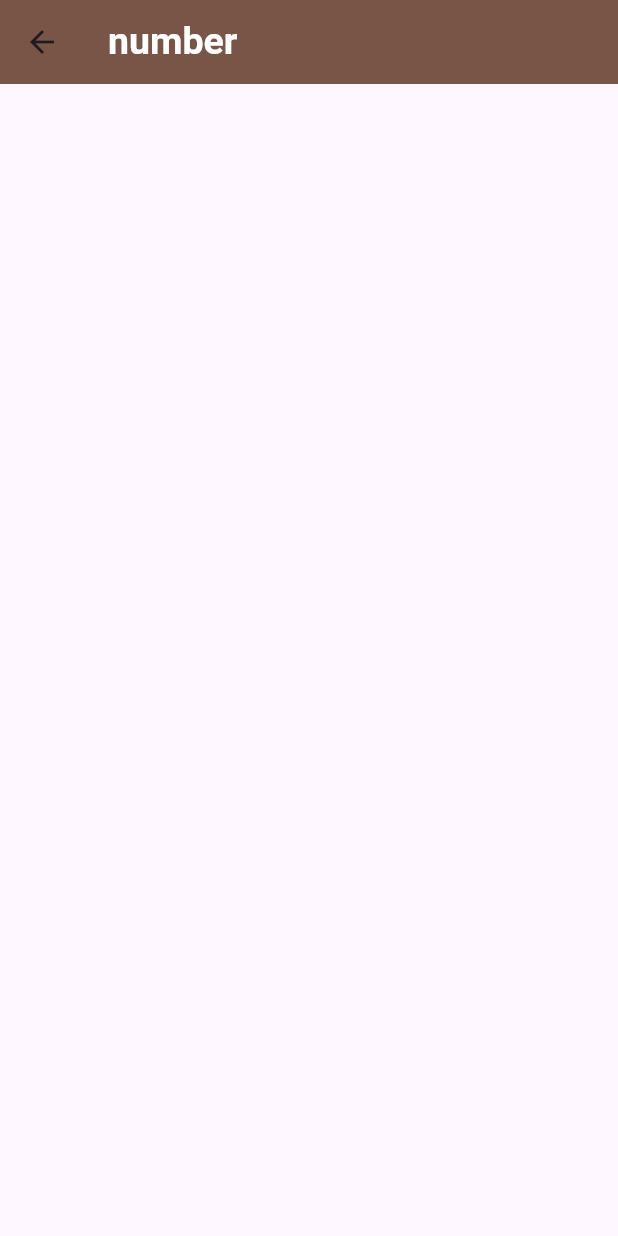
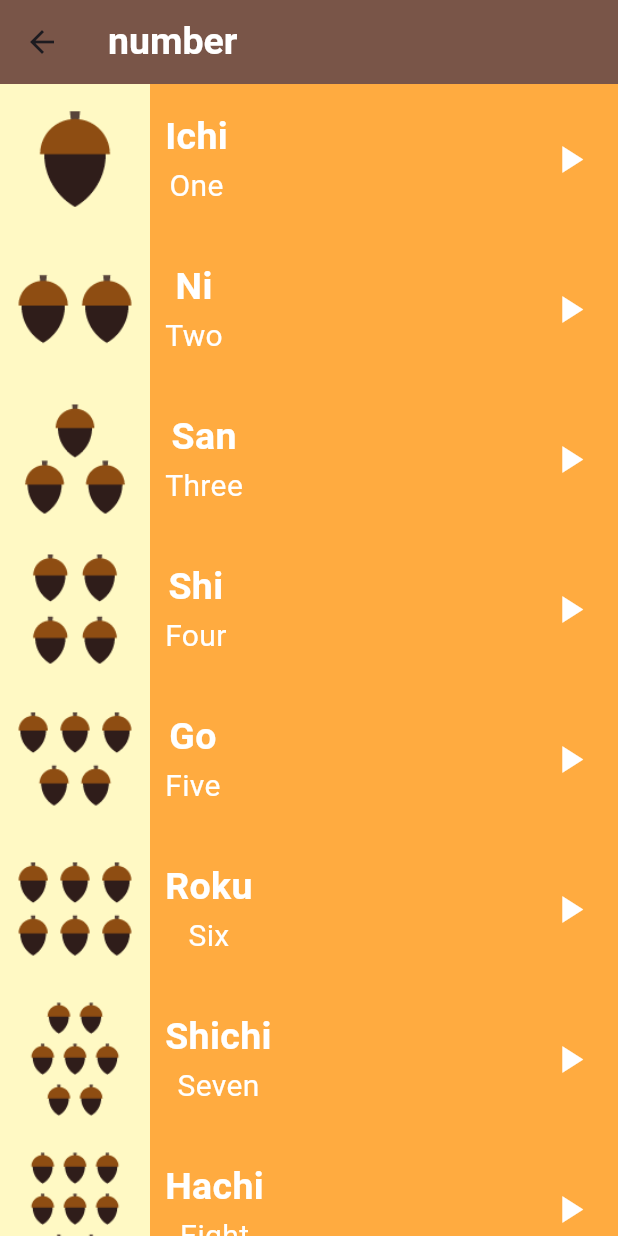
Before and after one commit to hamza-alshami/flutter_test, a Flutter app: the NumberPage screen opened directly, on a phone screen of 412 x 824 dp. Run offline on Flutter 3.47's test engine with Material 3 defaults, Android fonts, the phone set to English and light mode, and no system bars; our stand-ins replace audioplayers.

Commit message:
adding voice for numbers

```diff
--- a/lib/components/item.dart
+++ b/lib/components/item.dart
@@ -1,10 +1,12 @@
+import 'package:audioplayers/audioplayers.dart';
 import 'package:flutter/material.dart';
 import 'package:language_app_basic/models/number_model.dart';
 
 class Item extends StatelessWidget {
-  const Item({super.key,required this.number});
+  const Item({super.key, required this.number});
 
   final Number number;
+
 
   @override
   Widget build(BuildContext context) {
@@ -15,9 +17,7 @@ class Item extends StatelessWidget {
         children: [
           Container(
             color: Colors.yellow.shade100,
-                  child: Image.asset(
-                    number.img,
-                  ),
+            child: Image.asset(number.img),
           ),
           Padding(padding: EdgeInsets.only(left: 10)),
           Column(
@@ -44,10 +44,15 @@ class Item extends StatelessWidget {
 
           Padding(
             padding: const EdgeInsets.only(right: 8),
-                  child: Icon(
+            child: IconButton(
+              onPressed: () {
+                  number.playSound();
+              },
+              icon: const Icon(
                 Icons.play_arrow,
                 color: Colors.white,
                 size: 30,
+              ),
             ),
           ),
         ],
--- a/lib/main.dart
+++ b/lib/main.dart
@@ -8,6 +8,7 @@ void main() {
 class LanguageApp extends StatelessWidget {
   const LanguageApp({super.key});
 
+
   @override
   Widget build(BuildContext context) {
     return MaterialApp(
--- a/lib/models/number_model.dart
+++ b/lib/models/number_model.dart
@@ -1,8 +1,19 @@
+import 'package:audioplayers/audioplayers.dart';
+
 class Number {
   final String img;
   final String jpName;
   final String enName;
+  final String audio;
 
-
-  const Number({required this.img, required this.jpName, required this.enName});
+  const Number({
+    required this.img,
+    required this.jpName,
+    required this.enName,
+    required this.audio,
+  });
+  playSound() {
+    final player = AudioPlayer();
+    player.play(AssetSource(audio));
+  }
 }
--- a/lib/screens/number_page.dart
+++ b/lib/screens/number_page.dart
@@ -1,7 +1,71 @@
 import 'package:flutter/material.dart';
+import 'package:language_app_basic/components/item.dart';
+import 'package:language_app_basic/models/number_model.dart';
 
 class NumberPage extends StatelessWidget {
   const NumberPage({super.key});
+  final List<Number> numbers = const [
+    Number(
+      img: "assets/images/numbers/number_one.png",
+      jpName: "Ichi",
+      enName: "One",
+      audio: "sounds/numbers/number_one_sound.mp3",
+    ),
+    Number(
+      img: "assets/images/numbers/number_two.png",
+      jpName: "Ni",
+      enName: "Two",
+      audio: "sounds/numbers/number_two_sound.mp3",
+    ),
+    Number(
+      img: "assets/images/numbers/number_three.png",
+      jpName: "San",
+      enName: "Three",
+      audio: "sounds/numbers/number_three_sound.mp3",
+    ),
+    Number(
+      img: "assets/images/numbers/number_four.png",
+      jpName: "Shi",
+      enName: "Four",
+      audio: "sounds/numbers/number_four_sound.mp3",
+    ),
+    Number(
+      img: "assets/images/numbers/number_five.png",
+      jpName: "Go",
+      enName: "Five",
+      audio: "sounds/numbers/number_five_sound.mp3",
+    ),
+    Number(
+      img: "assets/images/numbers/number_six.png",
+      jpName: "Roku",
+      enName: "Six",
+      audio: "sounds/numbers/number_six_sound.mp3",
+    ),
+    Number(
+      img: "assets/images/numbers/number_seven.png",
+      jpName: "Shichi",
+      enName: "Seven",
+      audio: "sounds/numbers/number_seven_sound.mp3",
+    ),
+    Number(
+      img: "assets/images/numbers/number_eight.png",
+      jpName: "Hachi",
+      enName: "Eight",
+      audio: "sounds/numbers/number_eight_sound.mp3",
+    ),
+    Number(
+      img: "assets/images/numbers/number_nine.png",
+      jpName: "Kyu",
+      enName: "Nine",
+      audio: "sounds/numbers/number_nine_sound.mp3",
+    ),
+    Number(
+      img: "assets/images/numbers/number_ten.png",
+      jpName: "Juu",
+      enName: "Ten",
+      audio: "sounds/numbers/number_ten_sound.mp3",
+    ),
+  ];
 
   @override
   Widget build(BuildContext context) {
@@ -17,11 +81,11 @@ class NumberPage extends StatelessWidget {
           ),
         ),
       ),
-      body: Column(
-        children: [
-
-
-        ],
+      body: ListView.builder(
+        itemCount: numbers.length,
+        itemBuilder: (BuildContext, index) {
+          return Item(number: numbers[index]);
+        },
       ),
     );
   }
--- a/pubspec.yaml
+++ b/pubspec.yaml
@@ -34,6 +34,7 @@ dependencies:
   # The following adds the Cupertino Icons font to your application.
   # Use with the CupertinoIcons class for iOS style icons.
   cupertino_icons: ^1.0.8
+  audioplayers: ^6.5.1
 
 dev_dependencies:
   flutter_test:
@@ -62,6 +63,7 @@ flutter:
     - assets/images/colors/
     - assets/images/family_members/
     - assets/images/numbers/
+    - assets/sounds/numbers/
 
   # An image asset can refer to one or more resolution-specific "variants", see
   # https://flutter.dev/to/resolution-aware-images
```
Also changed, not shown: pubspec.lock, 6 other files. Lines whose indentation alone changed are shown as unchanged.
